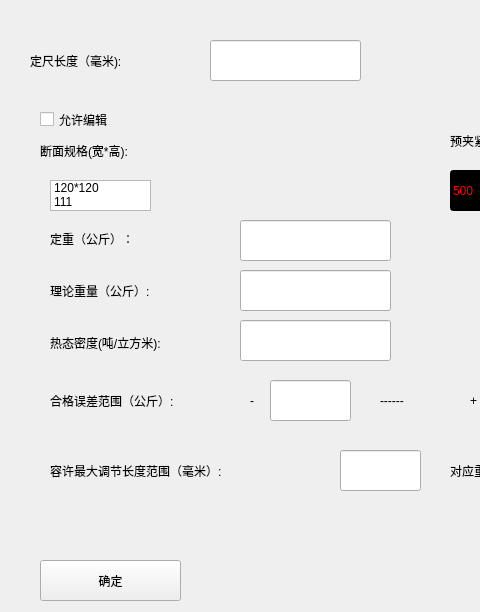
Qt form UI_SetFixLeng.ui (FSPengchen/Steel_FixdLengthSystem) before a commit; both pictures show x 0 to 480 and y 0 to 612 of the 790 by 612 pixel window.
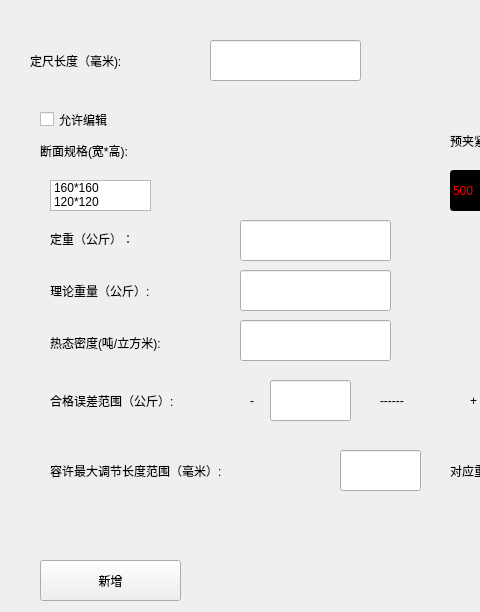
The same form after that commit.

What changed in the file:
```diff
--- a/UI_SetFixLeng.ui
+++ b/UI_SetFixLeng.ui
@@ -85,12 +85,12 @@
    </property>
    <item>
     <property name="text">
-     <string>120*120</string>
+     <string>160*160</string>
     </property>
    </item>
    <item>
     <property name="text">
-     <string>111</string>
+     <string>120*120</string>
     </property>
    </item>
   </widget>
@@ -200,7 +200,7 @@
     </rect>
    </property>
    <property name="text">
-    <string>确定</string>
+    <string>新增</string>
    </property>
   </widget>
   <widget class="QPushButton" name="Btn_FixLengNo">
```
